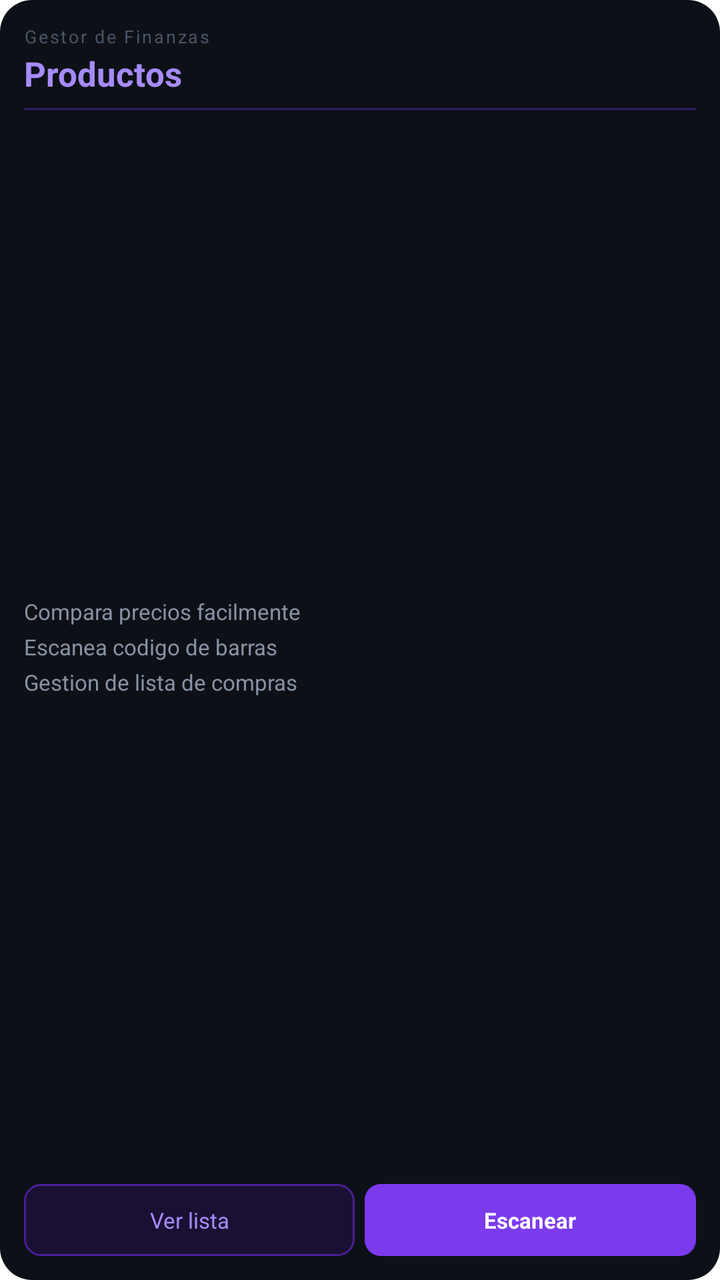
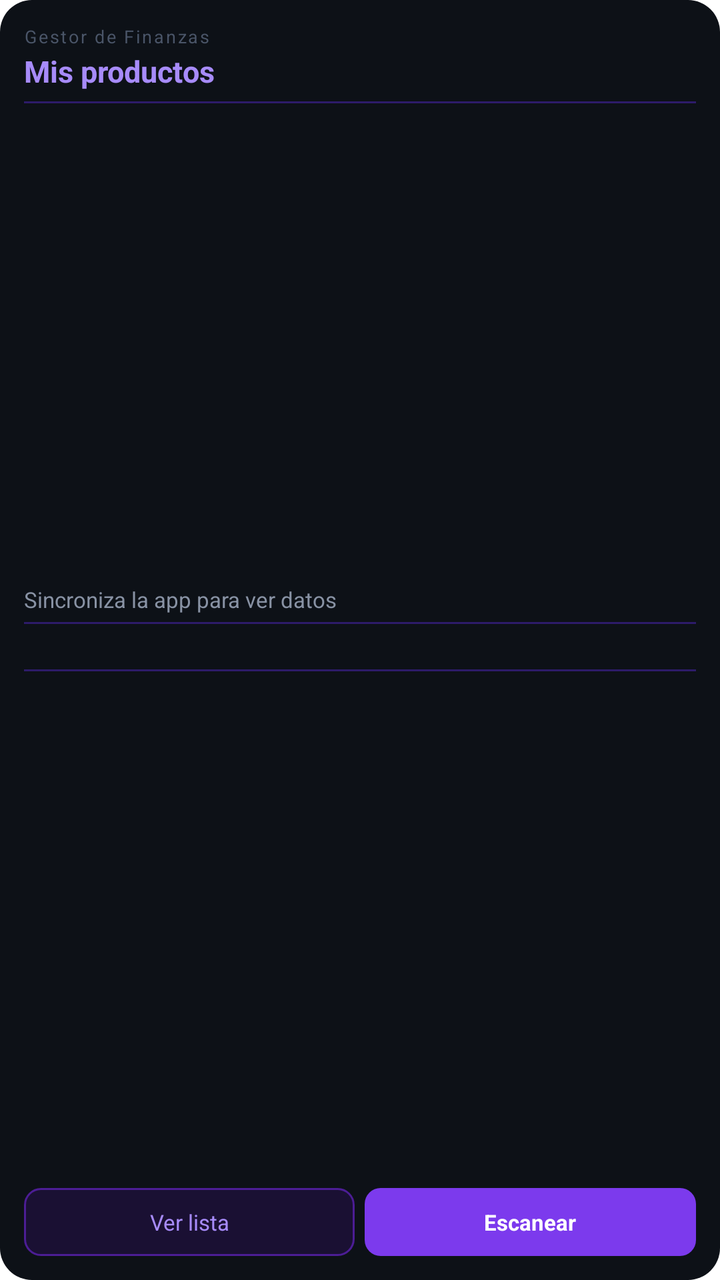

Two renders of the same Android screen: before a commit and after it. Below are the layout's source before the change and the commit's diff.
<!-- AndroidManifest.xml: application theme android:Theme.Translucent.NoTitleBar -->
<!-- res/layout/widget_productos.xml -->
<?xml version="1.0" encoding="utf-8"?>
<RelativeLayout xmlns:android="http://schemas.android.com/apk/res/android"
    android:layout_width="match_parent"
    android:layout_height="match_parent"
    android:background="@drawable/widget_bg"
    android:padding="12dp">

    
    <LinearLayout
        android:id="@+id/wp_header_block"
        android:layout_width="match_parent"
        android:layout_height="wrap_content"
        android:orientation="vertical"
        android:layout_alignParentTop="true">

        <TextView
            android:layout_width="match_parent"
            android:layout_height="wrap_content"
            android:text="Gestor de Finanzas"
            android:textColor="#4A5568"
            android:textSize="9sp"
            android:letterSpacing="0.1"/>

        <TextView
            android:layout_width="match_parent"
            android:layout_height="wrap_content"
            android:text="Productos"
            android:textColor="#A78BFA"
            android:textSize="17sp"
            android:textStyle="bold"
            android:layout_marginTop="1dp"/>

        <TextView
            android:layout_width="match_parent"
            android:layout_height="1dp"
            android:background="#2D1B69"
            android:layout_marginTop="6dp"/>
    </LinearLayout>

    
    <LinearLayout
        android:id="@+id/wp_btn_row"
        android:layout_width="match_parent"
        android:layout_height="36dp"
        android:orientation="horizontal"
        android:layout_alignParentBottom="true">

        <TextView
            android:id="@+id/wp_btn_lista"
            android:layout_width="0dp"
            android:layout_height="match_parent"
            android:layout_weight="1"
            android:layout_marginEnd="5dp"
            android:background="@drawable/widget_btn_purple_ghost"
            android:gravity="center"
            android:text="Ver lista"
            android:textColor="#A78BFA"
            android:textSize="11sp"/>

        <TextView
            android:id="@+id/wp_btn_escanear"
            android:layout_width="0dp"
            android:layout_height="match_parent"
            android:layout_weight="1"
            android:background="@drawable/widget_btn_purple"
            android:gravity="center"
            android:text="Escanear"
            android:textColor="#FFFFFF"
            android:textSize="11sp"
            android:textStyle="bold"/>
    </LinearLayout>

    
    <LinearLayout
        android:layout_width="match_parent"
        android:layout_height="wrap_content"
        android:orientation="vertical"
        android:layout_below="@id/wp_header_block"
        android:layout_above="@id/wp_btn_row"
        android:gravity="center_vertical"
        android:paddingTop="6dp"
        android:paddingBottom="6dp">

        <TextView
            android:id="@+id/wp_item1"
            android:layout_width="match_parent"
            android:layout_height="wrap_content"
            android:text="Compara precios facilmente"
            android:textColor="#8892A4"
            android:textSize="11sp"
            android:maxLines="1"
            android:ellipsize="end"/>

        <TextView
            android:id="@+id/wp_item2"
            android:layout_width="match_parent"
            android:layout_height="wrap_content"
            android:text="Escanea codigo de barras"
            android:textColor="#8892A4"
            android:textSize="11sp"
            android:maxLines="1"
            android:ellipsize="end"
            android:layout_marginTop="3dp"/>

        <TextView
            android:id="@+id/wp_item3"
            android:layout_width="match_parent"
            android:layout_height="wrap_content"
            android:text="Gestion de lista de compras"
            android:textColor="#8892A4"
            android:textSize="11sp"
            android:maxLines="1"
            android:ellipsize="end"
            android:layout_marginTop="3dp"/>
    </LinearLayout>

</RelativeLayout>
<!-- resources referenced by this layout -->
<resources>
  <!-- drawable widget_bg (drawable) -->
  <?xml version="1.0" encoding="utf-8"?>
  <shape xmlns:android="http://schemas.android.com/apk/res/android"
      android:shape="rectangle">
      <corners android:radius="16dp"/>
      <solid android:color="#0D1117"/>
  </shape>
  <!-- drawable widget_btn_purple (drawable) -->
  <?xml version="1.0" encoding="utf-8"?>
  <shape xmlns:android="http://schemas.android.com/apk/res/android" android:shape="rectangle">
      <corners android:radius="8dp"/>
      <solid android:color="#7C3AED"/>
  </shape>
  <!-- drawable widget_btn_purple_ghost (drawable) -->
  <?xml version="1.0" encoding="utf-8"?>
  <shape xmlns:android="http://schemas.android.com/apk/res/android" android:shape="rectangle">
      <corners android:radius="8dp"/>
      <solid android:color="#1A1033"/>
      <stroke android:width="1dp" android:color="#4C1D95"/>
  </shape>
</resources>

<!-- the commit's change to res/layout/widget_productos.xml (unified diff, before → after) -->
@@ -5,7 +5,6 @@
     android:background="@drawable/widget_bg"
     android:padding="12dp">
 
-    
     <LinearLayout
         android:id="@+id/wp_header_block"
         android:layout_width="match_parent"
@@ -24,9 +23,9 @@
         <TextView
             android:layout_width="match_parent"
             android:layout_height="wrap_content"
-            android:text="Productos"
+            android:text="Mis productos"
             android:textColor="#A78BFA"
-            android:textSize="17sp"
+            android:textSize="15sp"
             android:textStyle="bold"
             android:layout_marginTop="1dp"/>
 
@@ -34,14 +33,13 @@
             android:layout_width="match_parent"
             android:layout_height="1dp"
             android:background="#2D1B69"
-            android:layout_marginTop="6dp"/>
+            android:layout_marginTop="5dp"/>
     </LinearLayout>
 
-    
     <LinearLayout
         android:id="@+id/wp_btn_row"
         android:layout_width="match_parent"
-        android:layout_height="36dp"
+        android:layout_height="34dp"
         android:orientation="horizontal"
         android:layout_alignParentBottom="true">
 
@@ -70,7 +68,6 @@
             android:textStyle="bold"/>
     </LinearLayout>
 
-    
     <LinearLayout
         android:layout_width="match_parent"
         android:layout_height="wrap_content"
@@ -78,40 +75,97 @@
         android:layout_below="@id/wp_header_block"
         android:layout_above="@id/wp_btn_row"
         android:gravity="center_vertical"
-        android:paddingTop="6dp"
-        android:paddingBottom="6dp">
+        android:paddingTop="5dp"
+        android:paddingBottom="4dp">
+
+        <LinearLayout
+            android:layout_width="match_parent"
+            android:layout_height="wrap_content"
+            android:orientation="horizontal"
+            android:paddingTop="4dp"
+            android:paddingBottom="4dp">
+            <TextView
+                android:id="@+id/wp_r1_name"
+                android:layout_width="0dp"
+                android:layout_height="wrap_content"
+                android:layout_weight="1"
+                android:text="Sincroniza la app para ver datos"
+                android:textColor="#8892A4"
+                android:textSize="11sp"
+                android:maxLines="1"
+                android:ellipsize="end"/>
+            <TextView
+                android:id="@+id/wp_r1_price"
+                android:layout_width="wrap_content"
+                android:layout_height="wrap_content"
+                android:text=""
+                android:textColor="#A78BFA"
+                android:textSize="11sp"
+                android:layout_marginStart="4dp"/>
+        </LinearLayout>
 
         <TextView
-            android:id="@+id/wp_item1"
+            android:layout_width="match_parent"
+            android:layout_height="1dp"
+            android:background="#2D1B69"/>
+
+        <LinearLayout
             android:layout_width="match_parent"
             android:layout_height="wrap_content"
-            android:text="Compara precios facilmente"
-            android:textColor="#8892A4"
-            android:textSize="11sp"
-            android:maxLines="1"
-            android:ellipsize="end"/>
+            android:orientation="horizontal"
+            android:paddingTop="4dp"
+            android:paddingBottom="4dp">
+            <TextView
+                android:id="@+id/wp_r2_name"
+                android:layout_width="0dp"
+                android:layout_height="wrap_content"
+                android:layout_weight="1"
+                android:text=""
+                android:textColor="#8892A4"
+                android:textSize="11sp"
+                android:maxLines="1"
+                android:ellipsize="end"/>
+            <TextView
+                android:id="@+id/wp_r2_price"
+                android:layout_width="wrap_content"
+                android:layout_height="wrap_content"
+                android:text=""
+                android:textColor="#A78BFA"
+                android:textSize="11sp"
+                android:layout_marginStart="4dp"/>
+        </LinearLayout>
 
         <TextView
-            android:id="@+id/wp_item2"
+            android:layout_width="match_parent"
+            android:layout_height="1dp"
+            android:background="#2D1B69"/>
+
+        <LinearLayout
             android:layout_width="match_parent"
             android:layout_height="wrap_content"
-            android:text="Escanea codigo de barras"
-            android:textColor="#8892A4"
-            android:textSize="11sp"
-            android:maxLines="1"
-            android:ellipsize="end"
-            android:layout_marginTop="3dp"/>
+            android:orientation="horizontal"
+            android:paddingTop="4dp"
+            android:paddingBottom="4dp">
+            <TextView
+                android:id="@+id/wp_r3_name"
+                android:layout_width="0dp"
+                android:layout_height="wrap_content"
+                android:layout_weight="1"
+                android:text=""
+                android:textColor="#8892A4"
+                android:textSize="11sp"
+                android:maxLines="1"
+                android:ellipsize="end"/>
+            <TextView
+                android:id="@+id/wp_r3_price"
+                android:layout_width="wrap_content"
+                android:layout_height="wrap_content"
+                android:text=""
+                android:textColor="#A78BFA"
+                android:textSize="11sp"
+                android:layout_marginStart="4dp"/>
+        </LinearLayout>
 
-        <TextView
-            android:id="@+id/wp_item3"
-            android:layout_width="match_parent"
-            android:layout_height="wrap_content"
-            android:text="Gestion de lista de compras"
-            android:textColor="#8892A4"
-            android:textSize="11sp"
-            android:maxLines="1"
-            android:ellipsize="end"
-            android:layout_marginTop="3dp"/>
     </LinearLayout>
 
 </RelativeLayout>
